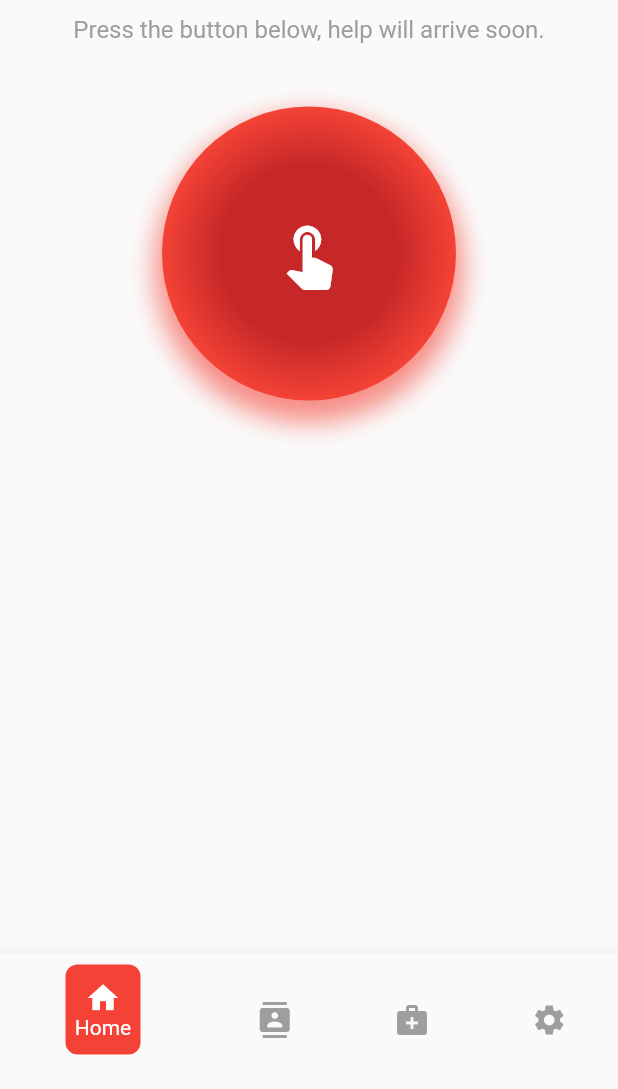
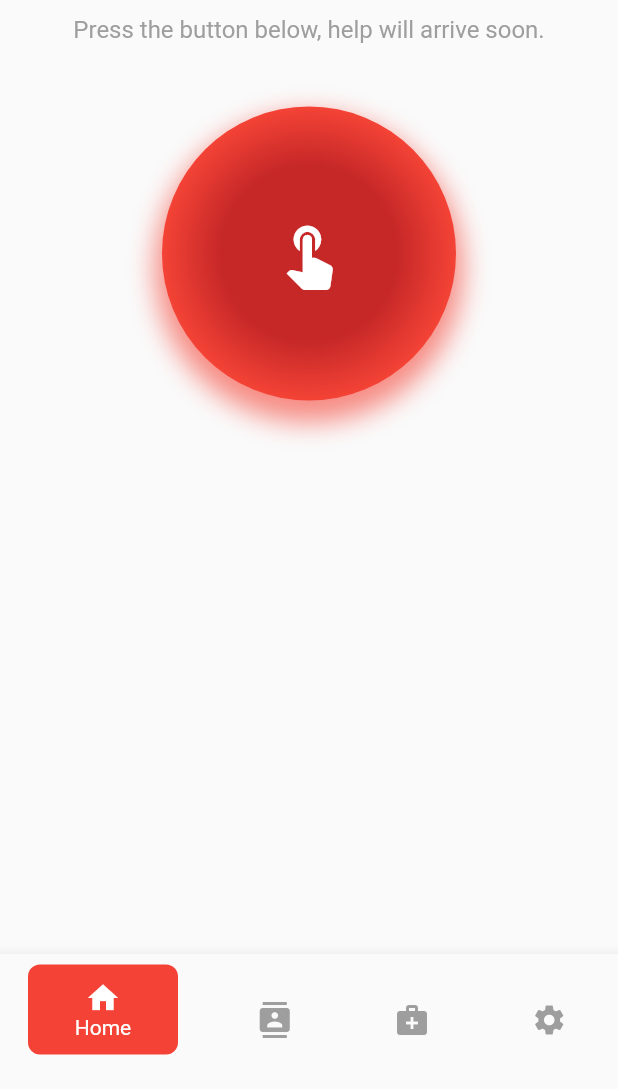
Before and after one commit to Mostafa-Mohamed4932/caremergencyswiftresponse, a Flutter app: the EmergencyHomeScreen screen opened by its route, on a phone screen of 412 x 824 dp, the part 147-1236 px from its top. Run offline on Flutter 3.47's test engine with Material 2 defaults, Android fonts, the phone set to English and light mode, and no system bars; our stand-ins replace firebase_core; accounts and stored records are empty; network calls fail.

Commit message:
Fixed the issue, corrected a naming convention

```diff
--- a/lib/home_screen.dart
+++ b/lib/home_screen.dart
@@ -172,7 +172,7 @@ class CustomBottomNavBar extends StatelessWidget {
       items: <BottomNavigationBarItem>[
         _buildNavBarItem(Icons.home, "Home", selectedIndex == 0),
         _buildNavBarItem(Icons.contacts, "Contacts", selectedIndex == 1),
-        _buildNavBarItem(Icons.medical_services, "Medical", selectedIndex == 2),
+        _buildNavBarItem(Icons.medical_services, "Medical History", selectedIndex == 2),
         _buildNavBarItem(Icons.settings, "Settings", selectedIndex == 3),
       ],
       currentIndex: selectedIndex,
@@ -186,8 +186,8 @@ class CustomBottomNavBar extends StatelessWidget {
       icon: Column(
         children: [
           Container(
-            width: 50, // Adjusted width
-            height: 60, // Adjusted height to accommodate text
+            width: 100, // Double the width for more text visibility
+            height: 60, // Adjusted height to fit icon and text
             decoration: BoxDecoration(
               color: isSelected ? Colors.red : Colors.transparent,
               borderRadius: BorderRadius.circular(8),
@@ -199,7 +199,7 @@ class CustomBottomNavBar extends StatelessWidget {
                 if (isSelected)
                   Text(
                     label,
-                    style: TextStyle(color: Colors.white), // Text inside the red box when selected
+                    style: TextStyle(color: Colors.white), // Text inside red box when selected
                   ),
               ],
             ),
```
